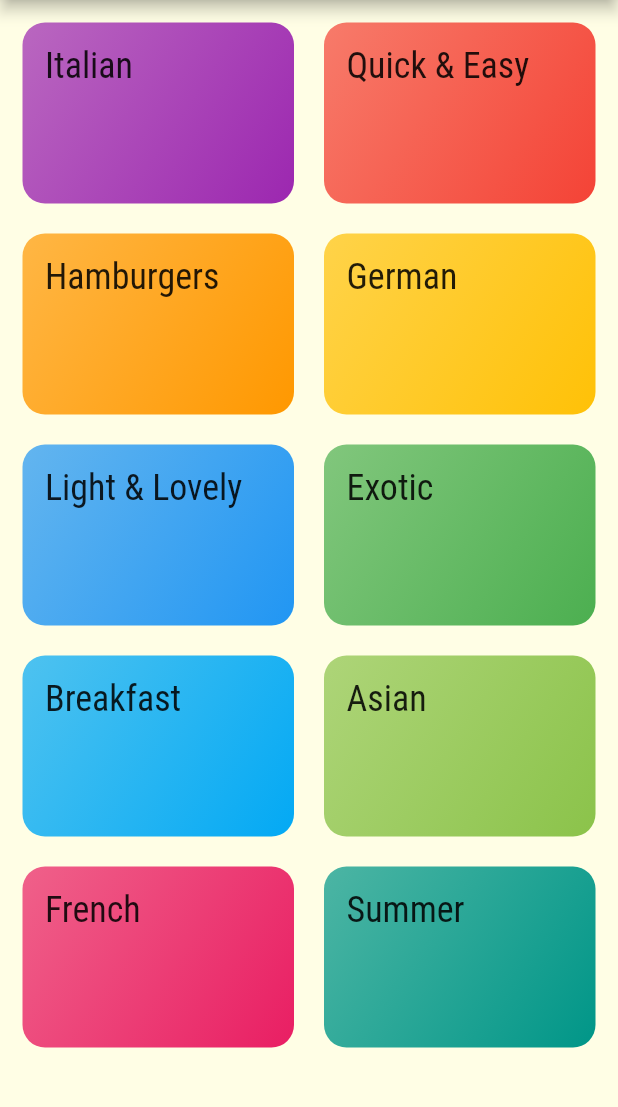
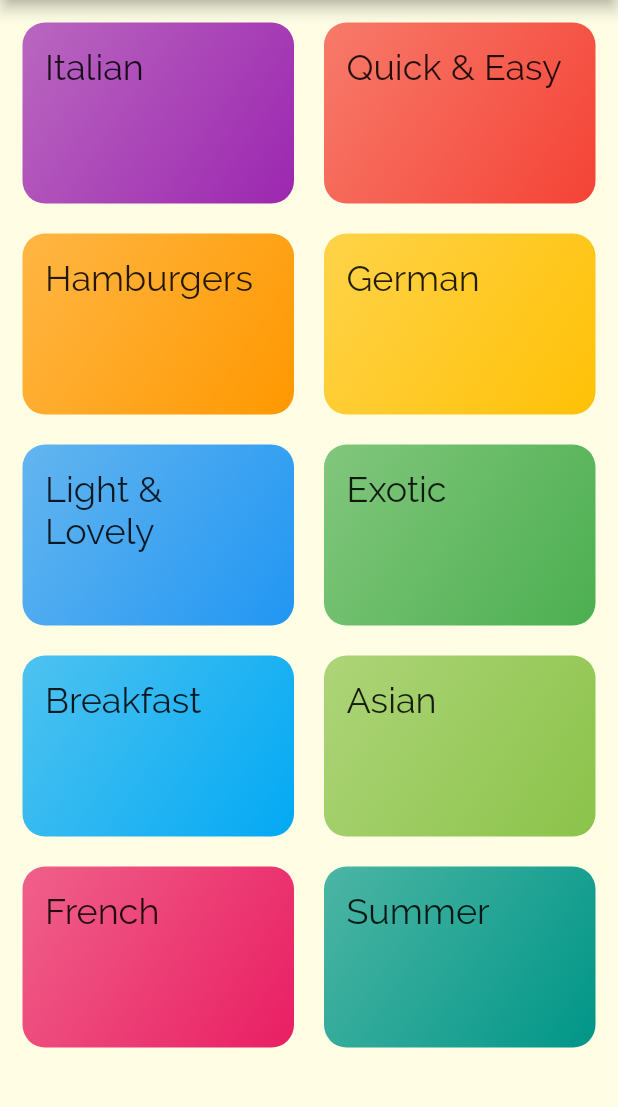
Before and after one commit to dinkelaker/flutter-meals-app, a Flutter app: the screen it shows after launch, on a phone screen of 412 x 824 dp, the part 84-1191 px from its top. Run offline on Flutter 3.47's test engine with Material 2 defaults, Android fonts, the phone set to English and light mode, and no system bars.

```diff
--- a/lib/main.dart
+++ b/lib/main.dart
@@ -10,7 +10,7 @@ class MyApp extends StatelessWidget {
   @override
   Widget build(BuildContext context) {
     return MaterialApp(
-      title: 'DeliMeals',
+      title: 'Deli Meals',
       theme: ThemeData(
         primarySwatch: Colors.pink,
         accentColor: Colors.amber,
@@ -25,7 +25,7 @@ class MyApp extends StatelessWidget {
             ),
             title: TextStyle(
               fontSize: 24,
-              fontFamily: 'RobotoCondensed',
+              //fontFamily: 'RobotoCondensed',
             )),
       ),
       home: MyHomePage(),
--- a/lib/widgets/category_item.dart
+++ b/lib/widgets/category_item.dart
@@ -1,4 +1,6 @@
 import 'package:flutter/material.dart';
+
+import 'category_meals_screen.dart';
 
 class CategoryItem extends StatelessWidget {
   final String title;
@@ -6,9 +8,19 @@ class CategoryItem extends StatelessWidget {
 
   const CategoryItem(this.title, this.color);
 
+  void selectCategory(BuildContext ctxt) {
+    Navigator.of(ctxt).push(MaterialPageRoute(builder: (_) {
+      return CategoryMealsScreen();
+    }));
+  }
+
   @override
   Widget build(BuildContext context) {
-    return Container(
+    return InkWell(
+      onTap: () => selectCategory(context),
+      splashColor: Theme.of(context).primaryColor,
+      borderRadius: BorderRadius.circular(15),
+      child: Container(
         padding: const EdgeInsets.all(15),
         child: Text(
           title,
@@ -22,6 +34,7 @@ class CategoryItem extends StatelessWidget {
           ),
           borderRadius: BorderRadius.circular(15),
         ),
+      ),
     );
   }
 }
```
Also changed, not shown: lib/widgets/category_meals_screen.dart (added, +13 -0 lines). Lines whose indentation alone changed are shown as unchanged.
